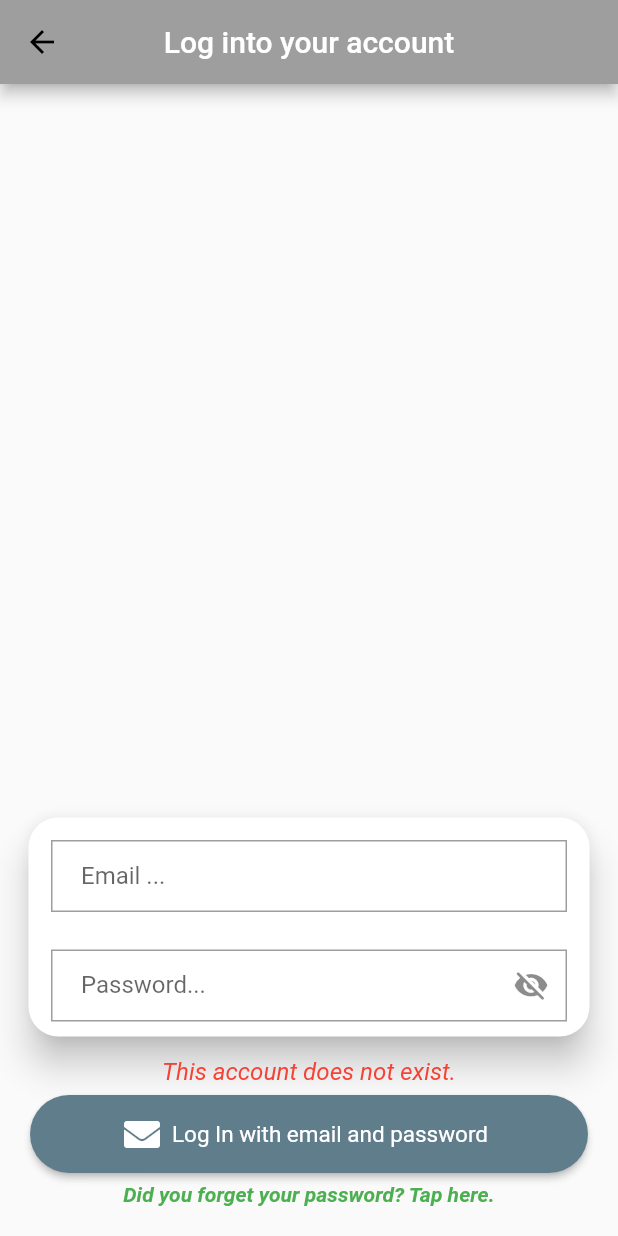
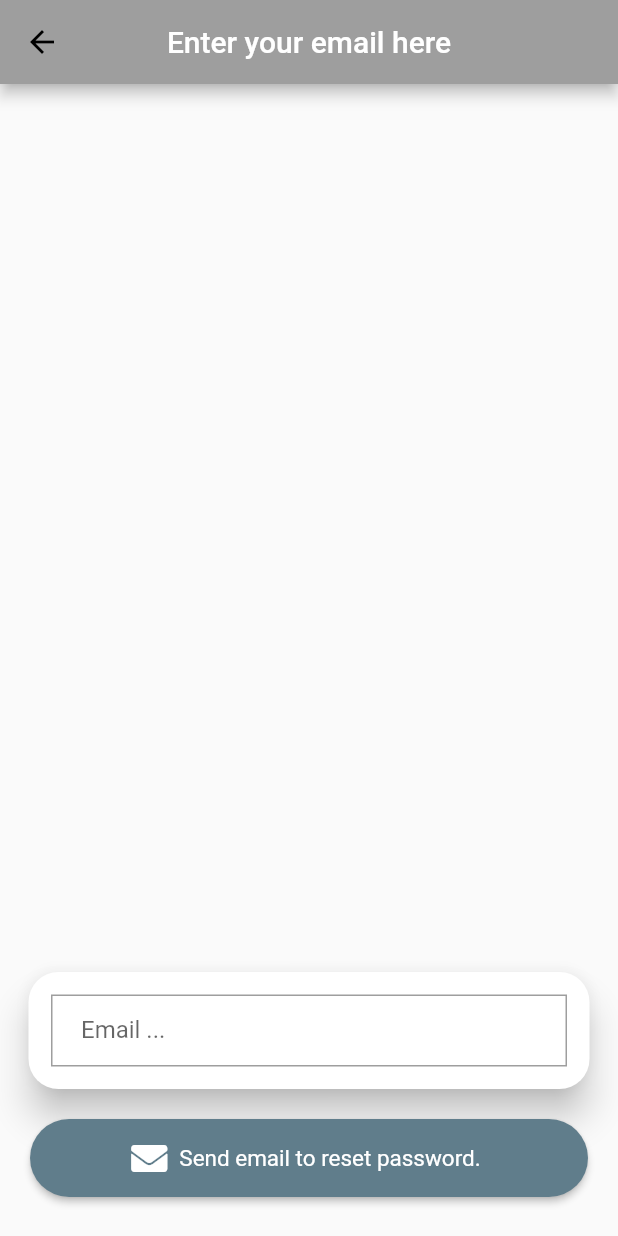
Before and after one commit to rrrrares33/workout_tracker, a Flutter app: the LogInPageEmailAndPassword screen opened by its route, after a tap on "Log In with email and password", after a tap on "Did you forget your password? Tap here.", on a phone screen of 412 x 824 dp. Run offline on Flutter 3.47's test engine with Material 2 defaults, Android fonts, the light colour scheme and no system bars; our stand-ins replace firebase_auth, firebase_core, font_awesome_flutter, google_sign_in; missing offline and left inert: flutter_facebook_auth; accounts and stored records are empty; network calls fail; Roboto replaces fonts that are missing (Times New Roman).

Commit message:
"Added forgotten password logic and an inheritance logic."

```diff
--- a/lib/firebase/authentication_service.dart
+++ b/lib/firebase/authentication_service.dart
@@ -27,6 +27,12 @@ class AuthenticationService {
     final authentication.UserCredential credentials =
         await _firebaseAuth.signInWithEmailAndPassword(email: email, password: password);
     return _getUserFromFirebase(credentials.user);
+  }
+
+  // In case of forgotten password, this should do the trick to retrieve it.
+  // ignore: avoid_void_async
+  void resetPassword(String email) async {
+    await _firebaseAuth.sendPasswordResetEmail(email: email);
   }
 
   // Signs in or registers an user automatically based on his google account.
--- a/lib/routing/all_routes_landing.dart
+++ b/lib/routing/all_routes_landing.dart
@@ -1,6 +1,7 @@
 import 'package:flutter/material.dart';
 
 import '../firebase/check_authenticated.dart';
+import '../ui/logging_screens/forgotten_password.dart';
 import '../ui/logging_screens/home_page.dart';
 import '../ui/logging_screens/login_email_pass_page.dart';
 import '../ui/logging_screens/login_page.dart';
@@ -20,6 +21,8 @@ class RoutersLanding {
         return MaterialPageRoute<dynamic>(builder: (_) => const HomePage());
       case LogInWithEmailAndPasswordRoute:
         return MaterialPageRoute<dynamic>(builder: (_) => const LogInPageEmailAndPassword());
+      case ForgottenPasswordRoute:
+        return MaterialPageRoute<dynamic>(builder: (_) => const ForgottenPassword());
       default:
         return MaterialPageRoute<dynamic>(builder: (_) => const CheckAuthenticated());
     }
--- a/lib/routing/routing_constants.dart
+++ b/lib/routing/routing_constants.dart
@@ -3,3 +3,4 @@ const String RegisterPageRoute = 'register';
 const String LogInPageRoute = 'logIn';
 const String LandingPageRoute = 'landing';
 const String LogInWithEmailAndPasswordRoute = 'logInWithEmailAndPassword';
+const String ForgottenPasswordRoute = 'forgottenPassword';
--- /dev/null
+++ b/lib/ui/logging_screens/authentification_base.dart
@@ -0,0 +1,22 @@
+import 'package:flutter/material.dart';
+
+mixin AuthentificationBase {
+  // Controllers for textFields.
+  // One for email and one for password.
+  final TextEditingController emailController = TextEditingController();
+  final TextEditingController passwordController = TextEditingController();
+
+  // Whether it should hide content of the TextField field.
+  late bool doNotShowPassword = true;
+
+  // Regex expression for email.
+  final RegExp regexEmail = RegExp(r"^[a-zA-Z0-9.a-zA-Z0-9.!#$%&'*+-/=?^_`{|}~]+@[a-zA-Z0-9]+\.[a-zA-Z]+");
+
+  // Between 8 and 20 characters, at least one uppercase letter, one lowercase letter,
+  //    one number and one special character:
+  final RegExp regexPassword = RegExp(r'^(?=.*[a-z])(?=.*[A-Z])(?=.*\d)(?=.*[.,@$!%*?&])[A-Za-z\d@$!.,%*?&]{8,20}$');
+
+  String? emailWarning;
+
+  String? generalError;
+}
--- /dev/null
+++ b/lib/ui/logging_screens/forgotten_password.dart
@@ -0,0 +1,90 @@
+import 'package:flutter/material.dart';
+import 'package:font_awesome_flutter/font_awesome_flutter.dart';
+import 'package:provider/provider.dart';
+
+import '../../firebase/authentication_service.dart';
+import 'authentification_base.dart';
+
+class ForgottenPassword extends StatefulWidget {
+  const ForgottenPassword({Key? key}) : super(key: key);
+
+  @override
+  ForgottenPasswordState createState() => ForgottenPasswordState();
+}
+
+class ForgottenPasswordState extends State<ForgottenPassword> with AuthentificationBase {
+  static const SnackBar emailSent = SnackBar(content: Text('Recovery email is on the way!'));
+
+  @override
+  Widget build(BuildContext context) {
+    // Get authentication service from Provider.
+    final AuthenticationService authenticationService = Provider.of<AuthenticationService>(context);
+
+    return Scaffold(
+        appBar: AppBar(
+          leading: IconButton(
+            icon: const Icon(Icons.arrow_back, color: Colors.black),
+            onPressed: () => Navigator.of(context).pop(),
+          ),
+          title: const Text('Enter your email here'),
+          centerTitle: true,
+        ),
+        body: Column(mainAxisAlignment: MainAxisAlignment.end, children: <Widget>[
+          Padding(
+              padding: const EdgeInsets.symmetric(horizontal: 15, vertical: 10),
+              child: Card(
+                  elevation: 10,
+                  shape: const RoundedRectangleBorder(
+                    borderRadius: BorderRadius.all(Radius.circular(20)),
+                  ),
+                  child: Column(children: <Widget>[
+                    Padding(
+                      padding: const EdgeInsets.symmetric(horizontal: 15, vertical: 15),
+                      child: TextFormField(
+                        controller: emailController,
+                        keyboardType: TextInputType.name,
+                        onChanged: (String text) {
+                          if (text != '' && !regexEmail.hasMatch(text)) {
+                            setState(() {
+                              generalError = null;
+                              emailWarning = 'Email is not valid.';
+                            });
+                          } else {
+                            setState(() {
+                              emailWarning = null;
+                            });
+                          }
+                        },
+                        decoration: InputDecoration(
+                          contentPadding: const EdgeInsets.fromLTRB(20.0, 10.0, 20.0, 10.0),
+                          labelText: 'Email ...',
+                          errorText: emailWarning,
+                        ),
+                      ),
+                    ),
+                  ]))),
+          Padding(
+            padding: const EdgeInsets.only(bottom: 20),
+            child: Padding(
+              padding: const EdgeInsets.symmetric(horizontal: 20, vertical: 6),
+              child: ElevatedButton.icon(
+                style: ElevatedButton.styleFrom(
+                  shape: const StadiumBorder(),
+                  minimumSize: const Size.fromHeight(52),
+                  primary: Colors.blueGrey,
+                ),
+                onPressed: () async {
+                  authenticationService.resetPassword(emailController.text);
+                  ScaffoldMessenger.of(context).showSnackBar(emailSent);
+                  Navigator.of(context).pop();
+                },
+                icon: const FaIcon(FontAwesomeIcons.solidEnvelope),
+                label: const Text(
+                  'Send email to reset password.',
+                ),
+              ),
+            ),
+          ),
+        ]));
+  }
+}
--- a/lib/ui/logging_screens/login_email_pass_page.dart
+++ b/lib/ui/logging_screens/login_email_pass_page.dart
@@ -4,6 +4,7 @@ import 'package:font_awesome_flutter/font_awesome_flutter.dart';
 import 'package:provider/provider.dart';
 
 import '../../firebase/authentication_service.dart';
+import 'authentification_base.dart';
 
 class LogInPageEmailAndPassword extends StatefulWidget {
   const LogInPageEmailAndPassword({Key? key}) : super(key: key);
@@ -12,30 +13,12 @@ class LogInPageEmailAndPassword extends StatefulWidget {
   State<LogInPageEmailAndPassword> createState() => _LogInPageEmailAndPasswordState();
 }
 
-class _LogInPageEmailAndPasswordState extends State<LogInPageEmailAndPassword> {
-  // Controllers for textFields.
-  // One for email and one for password.
-  final TextEditingController emailController = TextEditingController();
-  final TextEditingController passwordController = TextEditingController();
-
-  // Whether it should hide content of the TextField field.
-  late bool _doNotShowPassword = true;
-
-  // Regex expression for email.
-  final RegExp _regexEmail = RegExp(r"^[a-zA-Z0-9.a-zA-Z0-9.!#$%&'*+-/=?^_`{|}~]+@[a-zA-Z0-9]+\.[a-zA-Z]+");
-
-  // Between 8 and 20 characters, at least one uppercase letter, one lowercase letter,
-  //    one number and one special character:
-  final RegExp _regexPassword = RegExp(r'^(?=.*[a-z])(?=.*[A-Z])(?=.*\d)(?=.*[.,@$!%*?&])[A-Za-z\d@$!.,%*?&]{8,20}$');
-
-  String? _emailWarning;
-
-  String? _generalError;
-
+class _LogInPageEmailAndPasswordState extends State<LogInPageEmailAndPassword> with AuthentificationBase {
   @override
   Widget build(BuildContext context) {
     // Get authentication service from Provider.
     final AuthenticationService authenticationService = Provider.of<AuthenticationService>(context);
+    const SnackBar loggedInSuccess = SnackBar(content: Text('You have successfully logged in!'));
 
     return Scaffold(
       appBar: AppBar(
@@ -64,28 +47,28 @@ class _LogInPageEmailAndPasswordState extends State<LogInPageEmailAndPassword> {
                       controller: emailController,
                       keyboardType: TextInputType.name,
                       onChanged: (String text) {
-                        if (text != '' && !_regexEmail.hasMatch(text)) {
+                        if (text != '' && !regexEmail.hasMatch(text)) {
                           setState(() {
-                            _generalError = null;
-                            _emailWarning = 'Email is not valid.';
+                            generalError = null;
+                            emailWarning = 'Email is not valid.';
                           });
                         } else {
                           setState(() {
-                            _emailWarning = null;
+                            emailWarning = null;
                           });
                         }
                       },
                       decoration: InputDecoration(
                         contentPadding: const EdgeInsets.fromLTRB(20.0, 10.0, 20.0, 10.0),
                         labelText: 'Email ...',
-                        errorText: _emailWarning,
+                        errorText: emailWarning,
                       ),
                     ),
                   ),
                   Padding(
                     padding: const EdgeInsets.symmetric(horizontal: 15, vertical: 10),
                     child: TextField(
-                      obscureText: _doNotShowPassword,
+                      obscureText: doNotShowPassword,
                       enableSuggestions: false,
                       autocorrect: false,
                       controller: passwordController,
@@ -94,10 +77,10 @@ class _LogInPageEmailAndPasswordState extends State<LogInPageEmailAndPassword> {
                         contentPadding: const EdgeInsets.fromLTRB(20.0, 10.0, 20.0, 10.0),
                         labelText: 'Password...',
                         suffixIcon: IconButton(
-                          icon: Icon(_doNotShowPassword ? Icons.visibility_off_rounded : Icons.visibility_rounded),
+                          icon: Icon(doNotShowPassword ? Icons.visibility_off_rounded : Icons.visibility_rounded),
                           onPressed: () {
                             setState(() {
-                              _doNotShowPassword = !_doNotShowPassword;
+                              doNotShowPassword = !doNotShowPassword;
                             });
                           },
                         ),
@@ -109,7 +92,7 @@ class _LogInPageEmailAndPasswordState extends State<LogInPageEmailAndPassword> {
             ),
           ),
           Text(
-            _generalError != null ? _generalError.toString() : '',
+            generalError != null ? generalError.toString() : '',
             style: const TextStyle(
               color: Colors.red,
               fontStyle: FontStyle.italic,
@@ -126,21 +109,23 @@ class _LogInPageEmailAndPasswordState extends State<LogInPageEmailAndPassword> {
               ),
               onPressed: () async {
                 setState(() {
-                  if (!_regexPassword.hasMatch(passwordController.text)) {
-                    _generalError = 'This account does not exist.';
+                  if (!regexPassword.hasMatch(passwordController.text)) {
+                    generalError = 'This account does not exist.';
                   } else {
-                    _generalError = null;
+                    generalError = null;
                   }
                 });
-                if (_emailWarning == null && passwordController.text != '' && _generalError == null) {
+                if (emailWarning == null && passwordController.text != '' && generalError == null) {
                   try {
                     await authenticationService.signInUserEmailPassword(emailController.text, passwordController.text);
+                    // ignore: use_build_context_synchronously
+                    ScaffoldMessenger.of(context).showSnackBar(loggedInSuccess);
                     Future<dynamic>.delayed(Duration.zero).then((_) {
                       Navigator.of(context).pop();
                     });
                   } catch (exception) {
                     setState(() {
-                      _generalError = 'This account does not exist.';
+                      generalError = 'This account does not exist.';
                     });
                   }
                 }
@@ -153,9 +138,9 @@ class _LogInPageEmailAndPasswordState extends State<LogInPageEmailAndPassword> {
           ),
           Padding(
             padding: const EdgeInsets.only(bottom: 20),
-            child: GestureDetector(
-              onTap: () {
-                // TO DO : Forgotten password logic.
+            child: TextButton(
+              onPressed: () {
+                Navigator.pushNamed(context, 'forgottenPassword');
               },
               child: const Text(
                 'Did you forget your password? Tap here.',
--- a/pubspec.yaml
+++ b/pubspec.yaml
@@ -27,6 +27,7 @@ dependencies:
   #State Management tool
   provider: ^6.0.2
   font_awesome_flutter: ^9.2.0
+  snack: ^2.0.0
 
 
 dev_dependencies:
```
Also changed, not shown: lib/ui/logging_screens/register_page.dart (+25 -39 lines), pubspec.lock.
